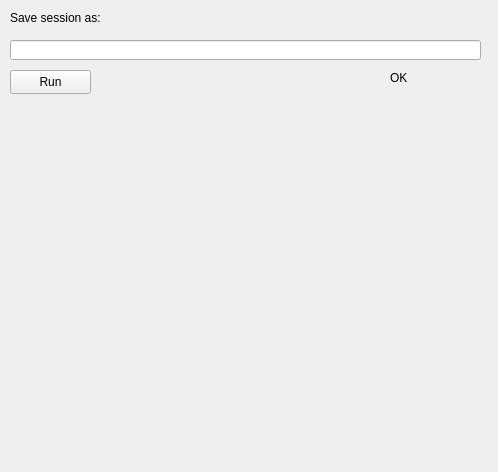
The window that src/mainwindow.ui (gimlidc/SonoGrabber) describes before a commit, drawn with Qt 5.
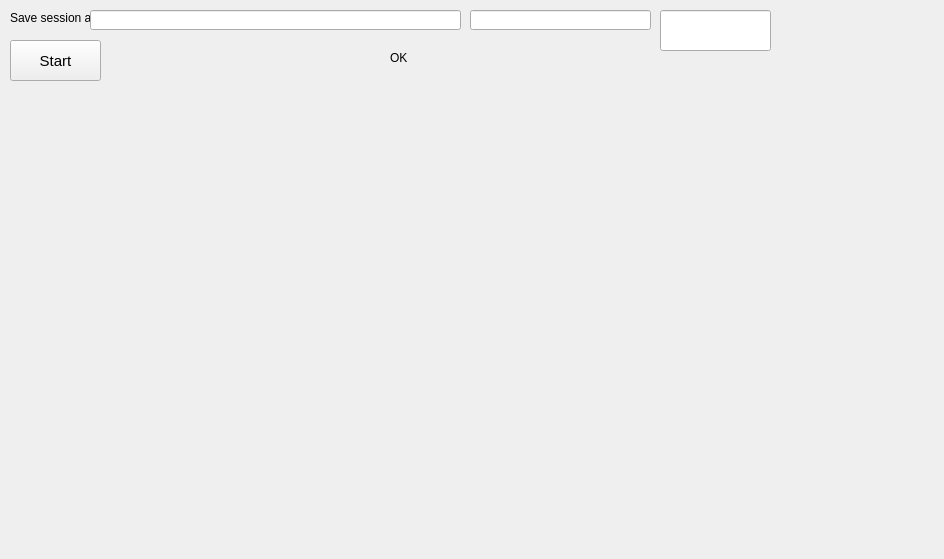
The same window after the commit.

What changed in the file:
```diff
--- a/src/mainwindow.ui
+++ b/src/mainwindow.ui
@@ -6,8 +6,8 @@
    <rect>
     <x>0</x>
     <y>0</y>
-    <width>498</width>
-    <height>472</height>
+    <width>944</width>
+    <height>559</height>
    </rect>
   </property>
   <property name="windowTitle">
@@ -18,13 +18,18 @@
     <property name="geometry">
      <rect>
       <x>10</x>
-      <y>70</y>
-      <width>81</width>
-      <height>24</height>
+      <y>40</y>
+      <width>91</width>
+      <height>41</height>
      </rect>
     </property>
+    <property name="font">
+     <font>
+      <pointsize>11</pointsize>
+     </font>
+    </property>
     <property name="text">
-     <string>Run</string>
+     <string>Start</string>
     </property>
     <property name="checkable">
      <bool>true</bool>
@@ -46,12 +51,18 @@
    <widget class="QLineEdit" name="lineEdit">
     <property name="geometry">
      <rect>
-      <x>10</x>
-      <y>40</y>
-      <width>471</width>
+      <x>90</x>
+      <y>10</y>
+      <width>371</width>
       <height>20</height>
      </rect>
     </property>
+    <property name="focusPolicy">
+     <enum>Qt::NoFocus</enum>
+    </property>
+    <property name="readOnly">
+     <bool>false</bool>
+    </property>
    </widget>
    <widget class="QLabel" name="sonoImage">
     <property name="geometry">
@@ -70,7 +81,7 @@
     <property name="geometry">
      <rect>
       <x>390</x>
-      <y>70</y>
+      <y>50</y>
       <width>91</width>
       <height>16</height>
      </rect>
@@ -79,6 +90,43 @@
      <string>OK</string>
     </property>
    </widget>
+   <widget class="QLineEdit" name="lineEdit_2">
+    <property name="geometry">
+     <rect>
+      <x>470</x>
+      <y>10</y>
+      <width>181</width>
+      <height>20</height>
+     </rect>
+    </property>
+    <property name="focusPolicy">
+     <enum>Qt::NoFocus</enum>
+    </property>
+    <property name="readOnly">
+     <bool>true</bool>
+    </property>
+   </widget>
+   <widget class="QLineEdit" name="lineEdit_3">
+    <property name="geometry">
+     <rect>
+      <x>660</x>
+      <y>10</y>
+      <width>111</width>
+      <height>41</height>
+     </rect>
+    </property>
+    <property name="font">
+     <font>
+      <pointsize>25</pointsize>
+     </font>
+    </property>
+    <property name="text">
+     <string/>
+    </property>
+    <property name="readOnly">
+     <bool>false</bool>
+    </property>
+   </widget>
   </widget>
  </widget>
  <layoutdefault spacing="6" margin="11"/>
```
